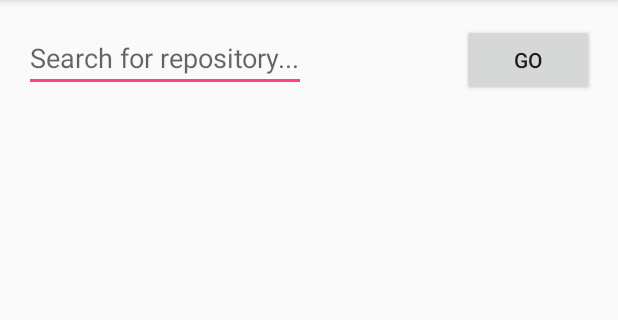
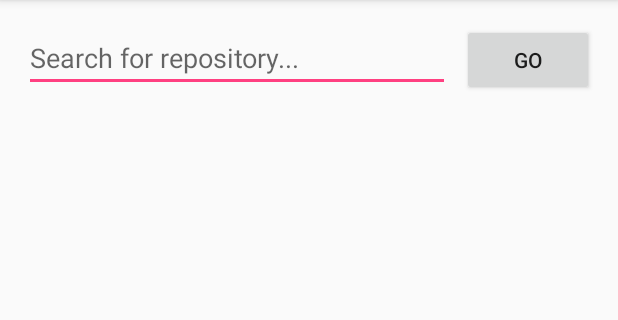
Before and after one commit to aipova/github-search, an Android app: the screen it shows after launch (MainActivity), on a phone screen of 412 x 824 dp, the part 84-404 px from its top. Run offline under Robolectric (Android 15) with nearby library versions, the phone set to English and light mode, and no system bars.

```diff
--- a/app/src/main/java/aipova/githubsearch/App.kt
+++ b/app/src/main/java/aipova/githubsearch/App.kt
@@ -1,13 +1,10 @@
 package aipova.githubsearch
 
-import aipova.githubsearch.dao.GitHubApi
+import aipova.githubsearch.data.RepoDao
+import aipova.githubsearch.data.source.GitHubApi
 import android.app.Application
 import retrofit2.Retrofit
 import retrofit2.converter.gson.GsonConverterFactory
-
-/**
- * Created by aipova on 09.02.17.
- */
 
 class App : Application() {
 
@@ -21,5 +18,6 @@ class App : Application() {
             .addConverterFactory(GsonConverterFactory.create())
             .build()
         Injection.gitHubApi = retrofit.create(GitHubApi::class.java)
+        Injection.repoDao = RepoDao(Injection.gitHubApi)
     }
 }
--- a/app/src/main/java/aipova/githubsearch/Injection.kt
+++ b/app/src/main/java/aipova/githubsearch/Injection.kt
@@ -1,7 +1,9 @@
 package aipova.githubsearch
 
-import aipova.githubsearch.dao.GitHubApi
+import aipova.githubsearch.data.RepoDao
+import aipova.githubsearch.data.source.GitHubApi
 
 object Injection {
     lateinit var gitHubApi: GitHubApi
+    lateinit var repoDao: RepoDao
 }
--- a/app/src/main/java/aipova/githubsearch/MainActivity.kt
+++ b/app/src/main/java/aipova/githubsearch/MainActivity.kt
@@ -1,7 +1,7 @@
 package aipova.githubsearch
 
-import aipova.githubsearch.dao.RepoDao
-import aipova.githubsearch.dao.RepoModel
+import aipova.githubsearch.data.Repo
+import aipova.githubsearch.data.RepoDao
 import android.content.Context
 import android.os.AsyncTask
 import android.os.Bundle
@@ -10,95 +10,84 @@ import android.support.v7.widget.DefaultItemAnimator
 import android.support.v7.widget.LinearLayoutManager
 import android.support.v7.widget.RecyclerView
 import android.util.Log
-import android.view.View
 import android.view.inputmethod.InputMethodManager
-import android.widget.EditText
+import kotlinx.android.synthetic.main.activity_main.*
 import java.io.IOException
-import java.util.*
 
 class MainActivity : AppCompatActivity() {
 
-    private var reposRecyclerView: RecyclerView? = null
-    private var reposAdapter: ReposAdapter? = null
-    private var editText: EditText? = null
-    private var repoDao: RepoDao? = null
+    private var reposAdapter = ReposAdapter(mutableListOf())
+    private var repoDao: RepoDao = Injection.repoDao
 
     override fun onCreate(savedInstanceState: Bundle?) {
         super.onCreate(savedInstanceState)
         setContentView(R.layout.activity_main)
-        editText = findViewById<View>(R.id.search_text) as EditText
 
-        reposRecyclerView = findViewById<View>(R.id.repo_recycler_view) as RecyclerView
-        repoDao = RepoDao()
-        reposAdapter = ReposAdapter(ArrayList())
-        val layoutManager = LinearLayoutManager(applicationContext)
-        reposRecyclerView!!.layoutManager = layoutManager
-        reposRecyclerView!!.itemAnimator = DefaultItemAnimator()
-        reposRecyclerView!!.adapter = reposAdapter
-        reposRecyclerView!!.addOnScrollListener(object : RecyclerView.OnScrollListener() {
+        searchBtn.setOnClickListener { searchForRepos() }
+        setupRecyclerView()
+    }
+
+    private fun setupRecyclerView() {
+        with(repoRecyclerView) {
+            layoutManager = LinearLayoutManager(applicationContext)
+            itemAnimator = DefaultItemAnimator()
+            adapter = reposAdapter
+            addOnScrollListener(object : RecyclerView.OnScrollListener() {
                 private var loading: Boolean = false
                 private var pageCount = 1
                 override fun onScrollStateChanged(recyclerView: RecyclerView?, newState: Int) {
                     super.onScrollStateChanged(recyclerView, newState)
-
-                val lastvisibleitemposition = layoutManager.findLastVisibleItemPosition()
-
-                if (lastvisibleitemposition == reposAdapter!!.itemCount - 1) {
-
-                    if (!loading) {
+                    val lastVisibleItemPosition = (layoutManager as LinearLayoutManager).findLastVisibleItemPosition()
+                    if (!loading && lastVisibleItemPosition == reposAdapter.itemCount - 1) {
                         loading = true
                         fetchData(++pageCount)
+                        loading = false
+
                     }
                 }
+            })
         }
 
-            private fun fetchData(page: Int) {
-                val searchString = editText!!.text.toString()
+    }
+
+    private fun fetchData(page: Int = 1) {
+        val searchString = searchTxt.text.toString()
         if (!searchString.isEmpty()) {
             val getReposTask = GetReposTask()
             getReposTask.execute(searchString, page.toString())
         }
-                loading = false
-            }
-        })
     }
 
-    fun searchForRepo(view: View) {
+    private fun searchForRepos() {
+        reposAdapter.clear()
+        hideKeyboard()
+        fetchData()
+    }
 
-        reposAdapter!!.clear()
-        try {
+    private fun hideKeyboard() {
         val imm = getSystemService(Context.INPUT_METHOD_SERVICE) as InputMethodManager
         imm.hideSoftInputFromWindow(currentFocus!!.windowToken, 0)
-        } catch (e: Exception) {
-            // TODO: handle exception
     }
 
-        val searchString = editText!!.text.toString()
-        if (!searchString.isEmpty()) {
-            val getReposTask = GetReposTask()
-            getReposTask.execute(searchString, "1")
-        }
-    }
-
-    internal inner class GetReposTask : AsyncTask<String, Void, List<RepoModel>>() {
-        override fun doInBackground(vararg params: String): List<RepoModel>? {
+    inner class GetReposTask : AsyncTask<String, Void, List<Repo>>() {
+        override fun doInBackground(vararg params: String): List<Repo>? {
             try {
-                return repoDao!!.getRepoModelsFromApi(params[0], Integer.valueOf(params[1]))
-            } catch (apiAxeption: IOException) {
+                return repoDao.getRepoModelsFromApi(params[0], Integer.valueOf(params[1]))
+            } catch (apiException: IOException) {
                 Log.d(
                     MainActivity::class.java.name,
-                    "Exception during api call: " + apiAxeption.message
+                    "Exception during api call: " + apiException.message
                 )
             }
 
             return null
         }
 
-        override fun onPostExecute(repoModels: List<RepoModel>?) {
+        override fun onPostExecute(repoModels: List<Repo>?) {
             super.onPostExecute(repoModels)
             if (repoModels != null) {
-                reposAdapter!!.addRepoModelsToList(repoModels)
-                reposAdapter!!.notifyDataSetChanged()
+                reposAdapter.addRepoModelsToList(repoModels)
+                reposAdapter.notifyDataSetChanged()
             }
         }
     }
--- a/app/src/main/java/aipova/githubsearch/dao/GitHubApi.kt
+++ /dev/null
@@ -1,23 +0,0 @@
-package aipova.githubsearch.dao
-
-import retrofit2.Call
-import retrofit2.http.GET
-import retrofit2.http.Query
-
-/**
- * Created by aipova on 09.02.17.
- */
-
-interface GitHubApi {
-
-    @GET("/search/repositories")
-    fun getRepositories(
-        @Query("q") q: String, @Query("sort") sort: String,
-        @Query("order") order: String, @Query("page") page: String,
-        @Query("per_page") perPage: String
-    ): Call<RepoSearchResult>
-
-    companion object {
-        val GITHUB_API_URL = "https://api.github.com/"
-    }
-}
--- /dev/null
+++ b/app/src/main/java/aipova/githubsearch/data/RepoDao.kt
@@ -0,0 +1,13 @@
+package aipova.githubsearch.data
+
+import aipova.githubsearch.data.source.GitHubApi
+import java.io.IOException
+
+class RepoDao(private val gitHubApi: GitHubApi) {
+
+    @Throws(IOException::class)
+    fun getRepoModelsFromApi(searchQuery: String, page: Int): List<Repo> {
+        val result = gitHubApi.getRepositories(q = searchQuery, page = page.toString()).execute()
+        return if (result.body() != null) result.body()!!.items else emptyList()
+    }
+}
--- a/app/src/main/res/layout/activity_main.xml
+++ b/app/src/main/res/layout/activity_main.xml
@@ -1,5 +1,6 @@
 <?xml version="1.0" encoding="utf-8"?>
-<RelativeLayout xmlns:android="http://schemas.android.com/apk/res/android"
+<android.support.constraint.ConstraintLayout xmlns:android="http://schemas.android.com/apk/res/android"
+                                             xmlns:app="http://schemas.android.com/apk/res-auto"
                                              xmlns:tools="http://schemas.android.com/tools"
                                              android:id="@+id/activity_main"
                                              android:layout_width="match_parent"
@@ -11,26 +12,35 @@
                                              tools:context="aipova.githubsearch.MainActivity">
 
     <EditText
-        android:id="@+id/search_text"
+        android:id="@+id/searchTxt"
+        android:layout_width="0dp"
+        android:layout_height="wrap_content"
+        android:layout_marginEnd="8dp"
+        android:layout_marginRight="8dp"
+        android:hint="@string/search_hint"
+        app:layout_constraintEnd_toStartOf="@+id/searchBtn"
+        app:layout_constraintLeft_toLeftOf="parent"
+        app:layout_constraintStart_toStartOf="parent"
+        app:layout_constraintTop_toTopOf="parent"
+        android:inputType="text"/>
+
+    <Button
+        android:id="@+id/searchBtn"
         android:layout_width="wrap_content"
         android:layout_height="wrap_content"
-        android:hint="@string/search_hint"
-        android:layout_alignParentLeft="true"
-        android:layout_alignParentStart="true"/>
-
-    <Button
-        android:id="@+id/search_btn"
-        android:layout_width="wrap_content"
-        android:layout_height="wrap_content"
-        android:layout_alignParentRight="true"
-        android:layout_alignParentEnd="true"
         android:text="@string/search_btn"
-        android:onClick="searchForRepo"/>
+        app:layout_constraintTop_toTopOf="parent"
+        app:layout_constraintEnd_toEndOf="parent"
+        app:layout_constraintRight_toRightOf="parent"/>
 
     <android.support.v7.widget.RecyclerView
-        android:id="@+id/repo_recycler_view"
+        android:id="@+id/repoRecyclerView"
         android:layout_width="match_parent"
-        android:layout_height="match_parent"
-        android:layout_below="@id/search_btn"
-        android:scrollbars="vertical"/>
-</RelativeLayout>
+        android:layout_height="0dp"
+        android:layout_marginBottom="8dp"
+        android:scrollbars="vertical"
+        app:layout_constraintBottom_toBottomOf="parent"
+        app:layout_constraintEnd_toEndOf="parent"
+        app:layout_constraintStart_toStartOf="parent"
+        app:layout_constraintTop_toBottomOf="@+id/searchTxt"/>
+</android.support.constraint.ConstraintLayout>
```
Also changed, not shown: app/build.gradle (+8 -6 lines), app/src/main/java/aipova/githubsearch/ReposAdapter.kt (+11 -30 lines), app/src/main/java/aipova/githubsearch/dao/RepoDao.kt (deleted, +0 -18 lines), app/src/main/java/aipova/githubsearch/dao/RepoModel.kt (deleted, +0 -72 lines), app/src/main/java/aipova/githubsearch/dao/RepoOwnerModel.kt (deleted, +0 -23 lines), app/src/main/java/aipova/githubsearch/dao/RepoSearchResult.kt (deleted, +0 -21 lines), app/src/main/java/aipova/githubsearch/data/Repo.kt (added, +20 -0 lines), app/src/main/java/aipova/githubsearch/data/RepoOwner.kt (added, +12 -0 lines), app/src/main/java/aipova/githubsearch/data/RepoSearchResult.kt (added, +12 -0 lines), app/src/main/java/aipova/githubsearch/data/source/GitHubApi.kt (added, +22 -0 lines), app/src/main/res/layout/repo_item.xml (+12 -8 lines). Lines whose indentation alone changed are shown as unchanged.
